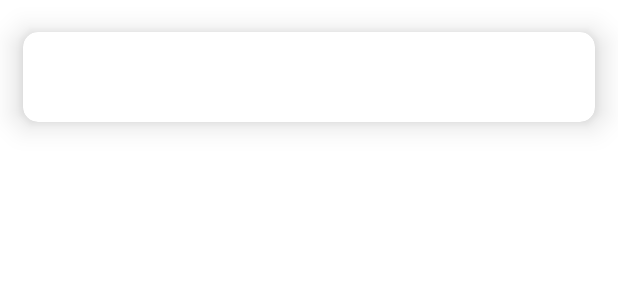
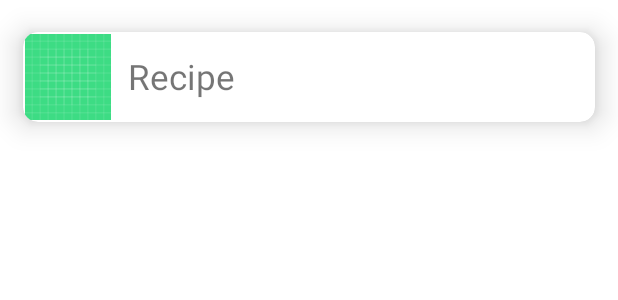
Before and after one commit to bendowsett/Foood, an Android app: the layout recipe_item.xml on its own in the app's theme, with its tools: preview values and no code run, on a phone screen of 412 x 824 dp. Shown: the top 300 px of the screen. Run offline under Robolectric (Android 15) with nearby library versions, the phone set to English and light mode, and no system bars.

Commit message:
added Coil for images

```diff
--- a/app/build.gradle
+++ b/app/build.gradle
@@ -55,4 +55,6 @@ dependencies {
 
     // Moshi
     implementation 'com.squareup.moshi:moshi-kotlin:1.13.0'
+    //Coil
+    implementation("io.coil-kt:coil:2.2.0")
 }
--- a/app/src/main/java/com/example/foood/RecipeResultAdapter.kt
+++ b/app/src/main/java/com/example/foood/RecipeResultAdapter.kt
@@ -1,18 +1,22 @@
 package com.example.foood
 
+import android.util.Log
 import android.view.LayoutInflater
 import android.view.View
 import android.view.ViewGroup
 import android.widget.ImageView
 import android.widget.TextView
+import android.widget.Toast
+import androidx.fragment.app.activityViewModels
 import androidx.recyclerview.widget.RecyclerView
+import coil.load
 import com.example.foood.network.Recipes
 
 class RecipeResultAdapter(private val dataset: List<Recipes>?) : RecyclerView.Adapter<RecipeResultAdapter.ItemViewHolder>(){
 
     class ItemViewHolder(private val view: View) : RecyclerView.ViewHolder(view) {
         var textView: TextView = view.findViewById(R.id.item_title)
-        //var imageView: ImageView = view.findViewById(R.id.recipeImage)
+        var imageView: ImageView = view.findViewById(R.id.recipeImage)
     }
 
     override fun onCreateViewHolder(parent: ViewGroup, viewType: Int): ItemViewHolder {
@@ -26,6 +30,7 @@ class RecipeResultAdapter(private val dataset: List<Recipes>?) : RecyclerView.Ad
         val recipe = dataset!![position]
         holder.textView.text = recipe.title
         //holder.imageView.set
+        holder.imageView.load(recipe.image)
     }
 
     override fun getItemCount(): Int {
--- a/app/src/main/res/layout/recipe_item.xml
+++ b/app/src/main/res/layout/recipe_item.xml
@@ -27,13 +27,18 @@
             android:id="@+id/recipeImage"
             android:layout_width="60dp"
             android:layout_height="60dp"
-
+            android:src="@drawable/ic_launcher_background"
+            tools:src="@drawable/ic_launcher_background"
             android:padding="1dp"/>
 
         <TextView
             android:id="@+id/item_title"
+            android:textSize="23dp"
+            tools:text="Recipe"
+            android:paddingLeft="10dp"
             android:layout_width="match_parent"
-            android:layout_height="wrap_content"/>
+            android:layout_height="wrap_content"
+            android:layout_gravity="center_vertical"/>
 
     </LinearLayout>
 
```
